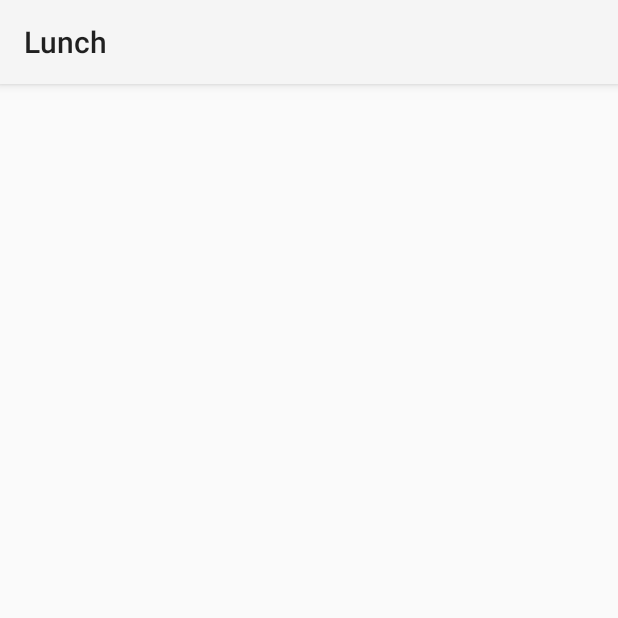
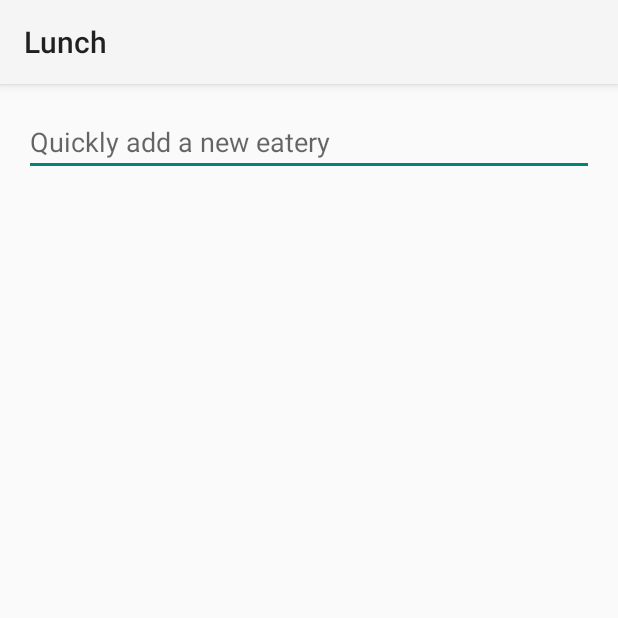
Before and after one commit to aclissold/lunch-android, an Android app: the screen it shows after launch (LunchActivity), on a phone screen of 412 x 824 dp, the top half of it. Run offline under Robolectric (Android 15) with nearby library versions, the phone set to English and light mode, and no system bars.

Commit message:
Add add eatery label

```diff
--- a/app/src/main/res/layout/fragment_lunch.xml
+++ b/app/src/main/res/layout/fragment_lunch.xml
@@ -5,4 +5,13 @@
     android:paddingTop="@dimen/activity_vertical_margin"
     android:paddingBottom="@dimen/activity_vertical_margin" tools:context=".LunchActivityFragment">
 
+    <EditText
+        android:layout_width="wrap_content"
+        android:layout_height="wrap_content"
+        android:id="@+id/editText"
+        android:layout_alignParentTop="true"
+        android:layout_alignParentEnd="true"
+        android:layout_alignParentStart="true"
+        android:hint="@string/add_eatery"
+        android:singleLine="true" />
 </RelativeLayout>
--- a/app/src/main/res/values/strings.xml
+++ b/app/src/main/res/values/strings.xml
@@ -1,4 +1,5 @@
 <resources>
     <string name="app_name">Lunch</string>
     <string name="action_settings">Settings</string>
+    <string name="add_eatery">Quickly add a new eatery</string>
 </resources>
```
